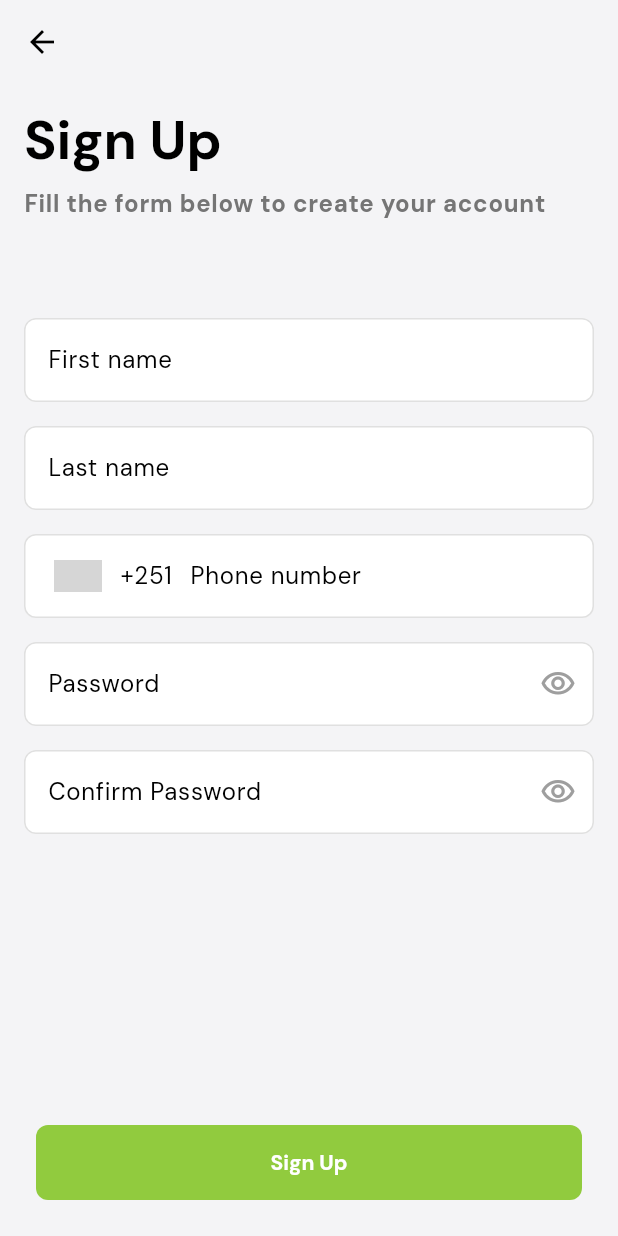
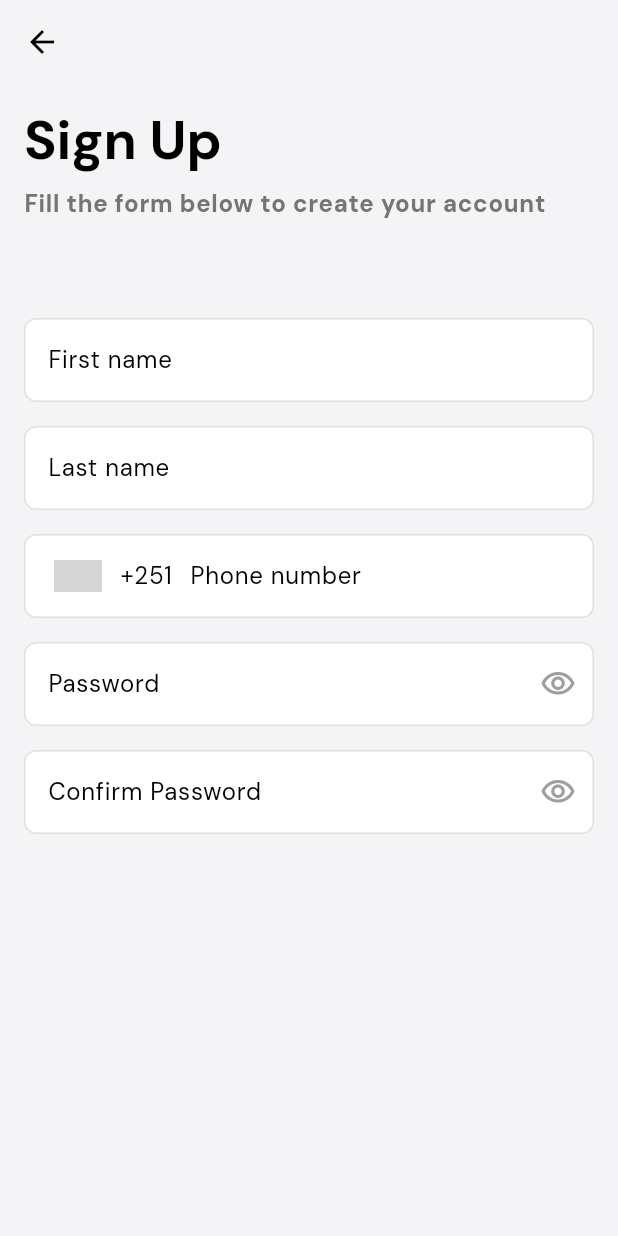
Before and after one commit to michael-a97/lot-flutter, a Flutter app: the SignUpView screen opened directly, on a phone screen of 412 x 824 dp. Run offline on Flutter 3.47's test engine with Material 3 defaults, Android fonts, the phone set to English and light mode, and no system bars; drawn by our look-alikes of intl_phone_number_input; our stand-ins replace auto_route, bloc, dartz, dio, drift, equatable and 14 more; missing offline and left inert: flutter_libphonenumber, networkx; accounts and stored records are empty; generated files the repository leaves out were written again; project files that could hold a hidden picture were left out; grey boxes are pictures that could not be loaded.

Commit message:
fix: hide sign up button if phone number is not verified

```diff
--- a/lib/features/sign_up/presentation/widgets/sign_up_view.dart
+++ b/lib/features/sign_up/presentation/widgets/sign_up_view.dart
@@ -92,7 +92,17 @@ class SignUpView extends StatelessWidget {
                     ],
                   ),
                 ),
-                const SignUpButton(),
+                BlocBuilder<
+                  PhoneNumberVerificationCubit,
+                  PhoneNumberVerificationState
+                >(
+                  builder: (context, state) {
+                    if (state.status is! StatusOtpVerificationComplete) {
+                      return const SizedBox();
+                    }
+                    return const SignUpButton();
+                  },
+                ),
               ],
             ),
           ),
```
Also changed, not shown: 1 other file.
